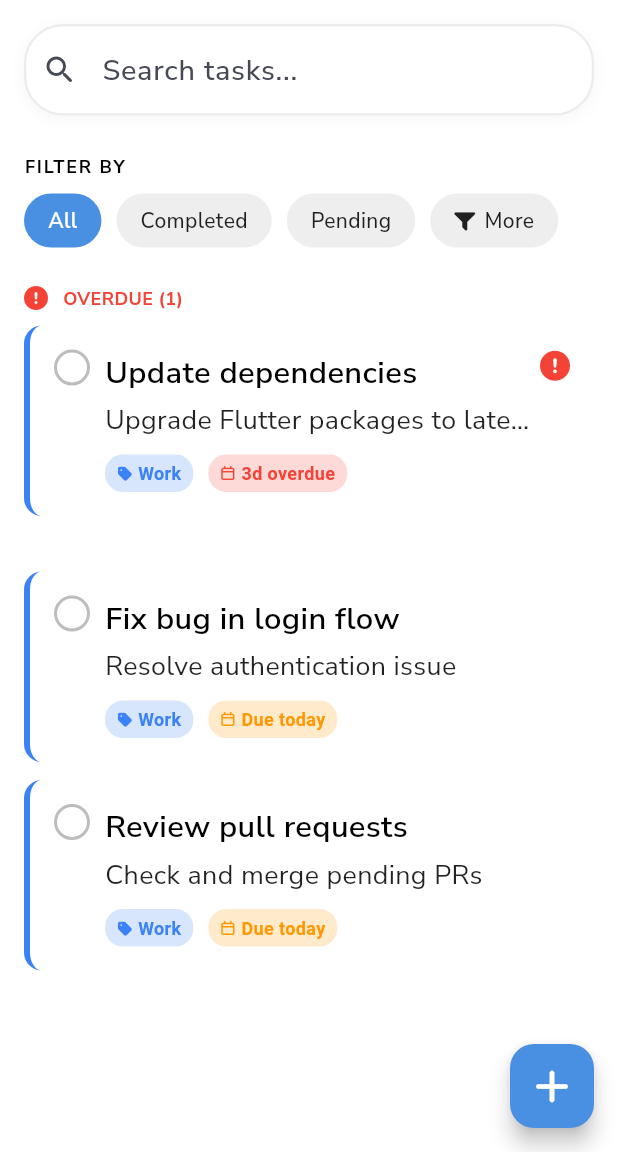
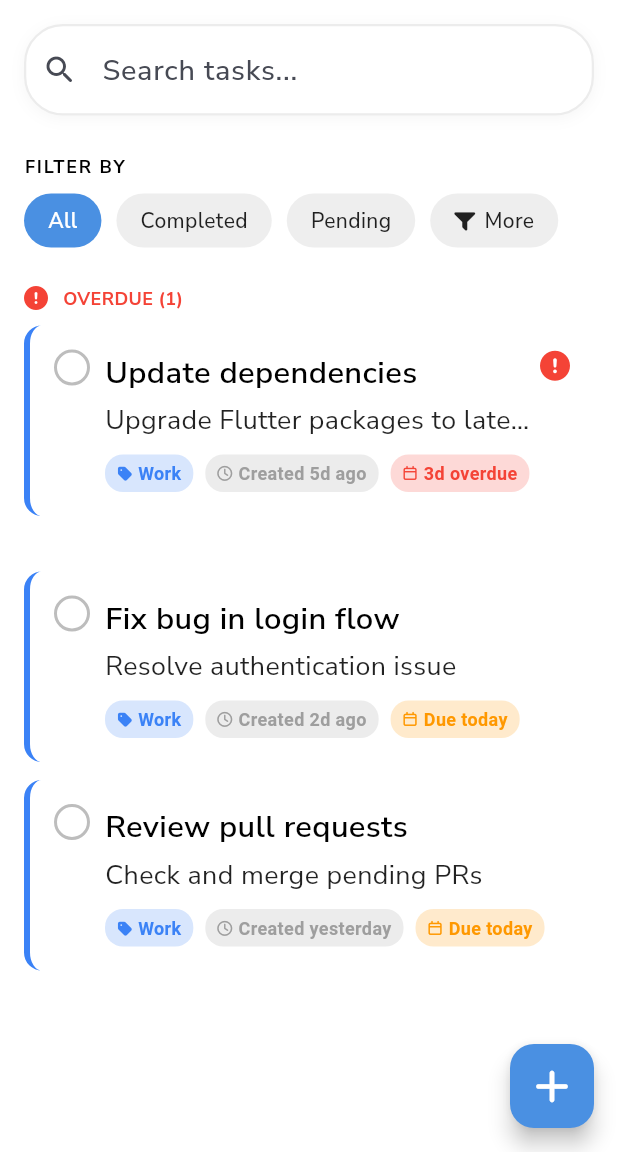
Before and after one commit to CodingFlex/taskflow, a Flutter app: the screen it shows after launch, on a phone screen of 412 x 824 dp, the part 84-1236 px from its top. Run offline on Flutter 3.47's test engine with Material 3 defaults, Android fonts, the phone set to English and light mode, and no system bars; drawn by our look-alikes of toastification; our stand-ins replace adaptive_theme, dio, flutter_dotenv, flutter_spinkit, font_awesome_flutter, google_fonts and 7 more; missing offline and left inert: heroine; statements that could not run were skipped.

Commit message:
Refactor TaskCard widget to replace Row with Wrap for better layout management. Introduce _CreatedDateTag widget to display task creation time with relative formatting.

```diff
--- a/lib/ui/screens/home/widgets/task_card.dart
+++ b/lib/ui/screens/home/widgets/task_card.dart
@@ -98,10 +98,12 @@ class TaskCard extends StatelessWidget {
                         ),
                       ],
                       verticalSpaceSmall,
-                      Row(
+                      Wrap(
+                        spacing: 8,
+                        runSpacing: 8,
                         children: [
                           _CategoryTag(category: task.category),
-                          horizontalSpaceSmall,
+                          _CreatedDateTag(createdAt: task.createdAt),
                           if (isCompleted && task.completedAt != null)
                             _CompletedTag(completedAt: task.completedAt!)
                           else if (!isCompleted && task.dueDate != null)
@@ -222,6 +224,66 @@ class _DueDateTag extends StatelessWidget {
   }
 }
 
+class _CreatedDateTag extends StatelessWidget {
+  final DateTime createdAt;
+
+  const _CreatedDateTag({required this.createdAt});
+
+  @override
+  Widget build(BuildContext context) {
+    final now = DateTime.now();
+    final difference = now.difference(createdAt);
+    String text;
+
+    if (difference.inDays == 0) {
+      text = 'Created today';
+    } else if (difference.inDays == 1) {
+      text = 'Created yesterday';
+    } else if (difference.inDays < 7) {
+      text = 'Created ${difference.inDays}d ago';
+    } else {
+      final months = (difference.inDays / 30).floor();
+      if (months == 0) {
+        final weeks = (difference.inDays / 7).floor();
+        text = 'Created ${weeks}w ago';
+      } else if (months == 1) {
+        text = 'Created 1mo ago';
+      } else {
+        text = 'Created ${months}mo ago';
+      }
+    }
+
+    const color = Colors.grey;
+
+    return Container(
+      padding: const EdgeInsets.symmetric(horizontal: 8, vertical: 4),
+      decoration: BoxDecoration(
+        color: color.withOpacity(0.2),
+        borderRadius: BorderRadius.circular(12),
+      ),
+      child: Row(
+        mainAxisSize: MainAxisSize.min,
+        children: [
+          const Icon(
+            FontAwesomeIcons.clock,
+            size: 10,
+            color: color,
+          ),
+          const SizedBox(width: 4),
+          Text(
+            text,
+            style: const TextStyle(
+              fontSize: 12,
+              fontWeight: FontWeight.w600,
+              color: color,
+            ),
+          ),
+        ],
+      ),
+    );
+  }
+}
+
 class _CompletedTag extends StatelessWidget {
   final DateTime completedAt;
 
```
